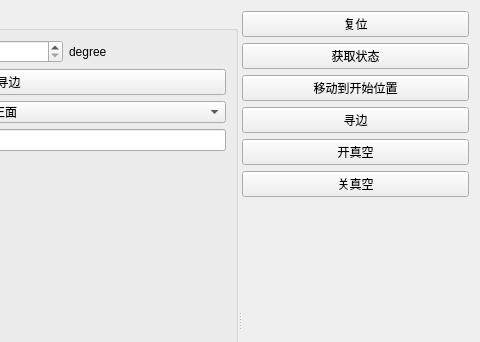
This is device/src/EFEM/efem_aligner_abstract_subsystem_widget.ui in zhangzhenxi11/HL as Qt 5 draws it before an edit; both pictures show x 280 to 760 and y 0 to 342 of the 760 by 640 pixel window. The edited form follows.
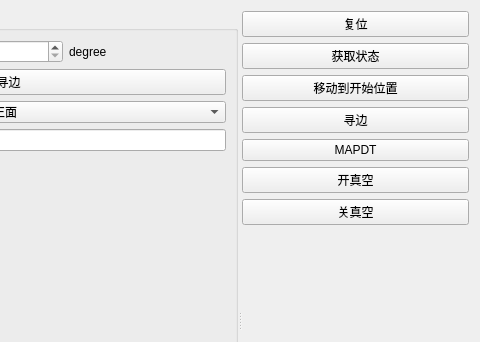
This is the edited form.

Commit message: 修复: 1.efem aligner获取状态超时bug 2.aligner增加抓取事件信息 3.增加获取aligner有无片命令

```diff
--- a/device/src/EFEM/efem_aligner_abstract_subsystem_widget.ui
+++ b/device/src/EFEM/efem_aligner_abstract_subsystem_widget.ui
@@ -186,6 +186,13 @@
          </property>
         </widget>
        </item>
+       <item>
+        <widget class="QPushButton" name="getmap_btn">
+         <property name="text">
+          <string>MAPDT</string>
+         </property>
+        </widget>
+       </item>
        <item>
         <widget class="QPushButton" name="vaccum_on_btn">
          <property name="text">
```
The commit also changes 19 other files.
